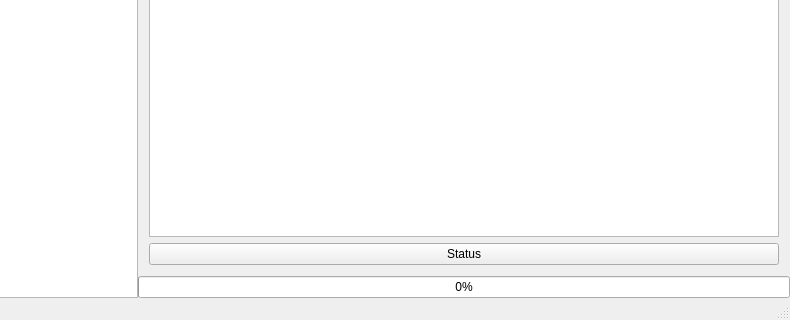
Qt form mainwindow.ui (openwall/johnny) before a commit; both pictures show x 118 to 908 and y 673 to 993 of the 908 by 993 pixel window.
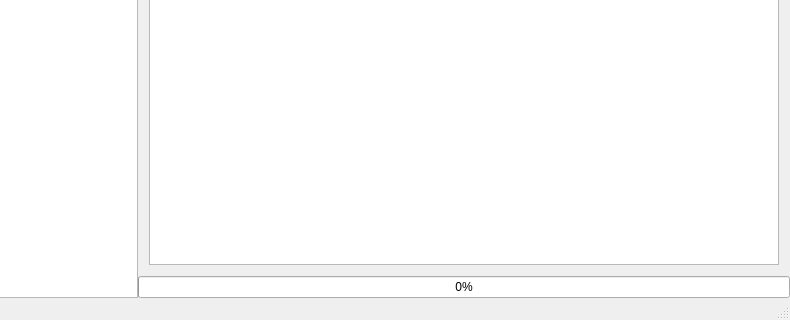
The same form after that commit. The open tabs and pages were chosen to show the change. Icons and pictures are not drawn.

Commit message: hide non-working "status" button on output page

Diff of the .ui file:
```diff
--- a/mainwindow.ui
+++ b/mainwindow.ui
@@ -1523,13 +1523,13 @@
              </property>
             </widget>
            </item>
-           <item>
-            <widget class="QPushButton" name="pushButton_JohnStatus">
-             <property name="text">
-              <string>Status</string>
-             </property>
-            </widget>
-           </item>
+           <!-- <item> -->
+           <!--  <widget class="QPushButton" name="pushButton_JohnStatus"> -->
+           <!--   <property name="text"> -->
+           <!--    <string>Status</string> -->
+           <!--   </property> -->
+           <!--  </widget> -->
+           <!-- </item> -->
           </layout>
          </widget>
 <!--         <widget class="QWidget" name="logPage">-->
```
